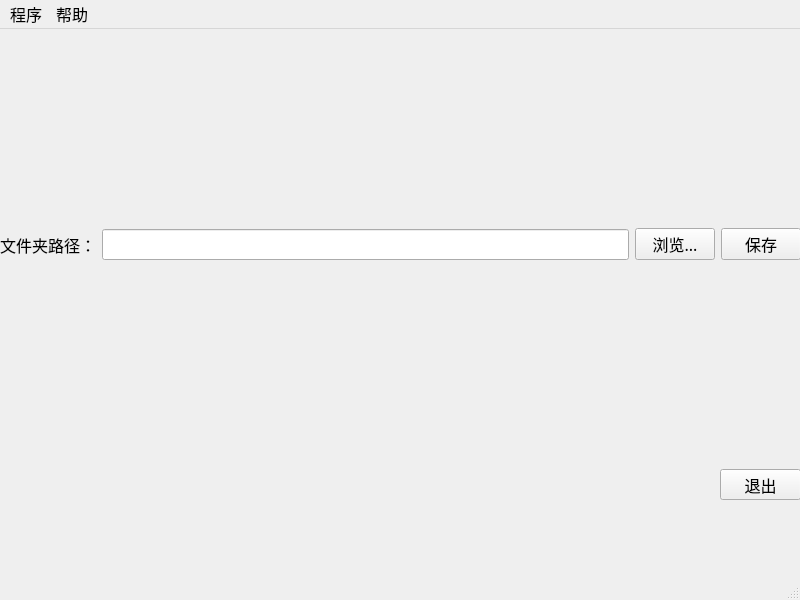
kuqilin/HuaDuXiaoQuDingZhiBiZhiQieHuan, file settings_ui.ui: the form before one commit.
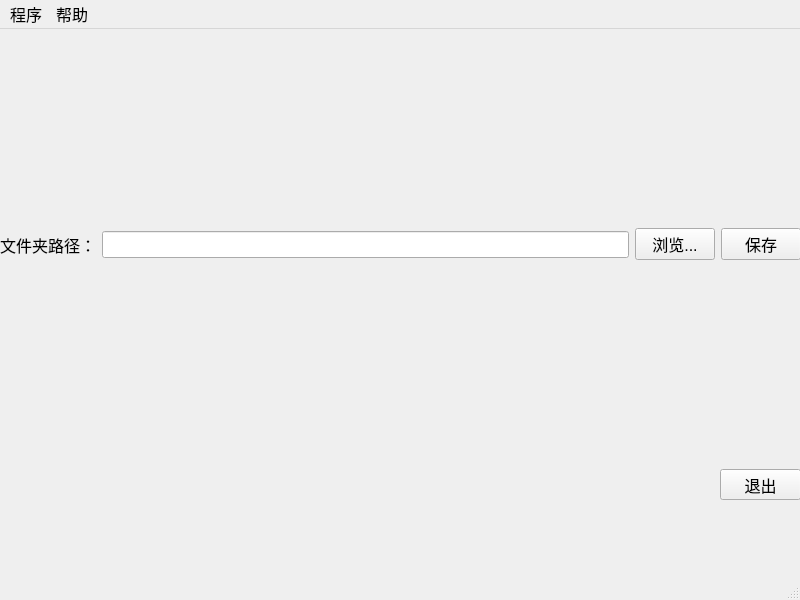
The form after the commit.

Commit message: Modified font from LXGW Wenkai to Microsoft YaHei UI

Patch:
```diff
--- a/settings_ui.ui
+++ b/settings_ui.ui
@@ -24,7 +24,7 @@
   </property>
   <property name="font">
    <font>
-    <family>霞鹜文楷 GB 屏幕阅读版</family>
+    <family>Microsoft YaHei UI</family>
     <pointsize>12</pointsize>
    </font>
   </property>
@@ -34,7 +34,7 @@
   <widget class="QWidget" name="centralwidget">
    <property name="font">
     <font>
-     <family>霞鹜文楷 GB 屏幕阅读版</family>
+     <family>Microsoft YaHei UI</family>
      <pointsize>12</pointsize>
     </font>
    </property>
@@ -152,7 +152,7 @@
   <widget class="QStatusBar" name="statusbar">
    <property name="font">
     <font>
-     <family>霞鹜文楷 GB 屏幕阅读版</family>
+     <family>Microsoft YaHei UI</family>
      <pointsize>10</pointsize>
     </font>
    </property>
```
Left out of the diff: 14 changed lines with no effect on the pictures. The commit also changes 2 other files.
